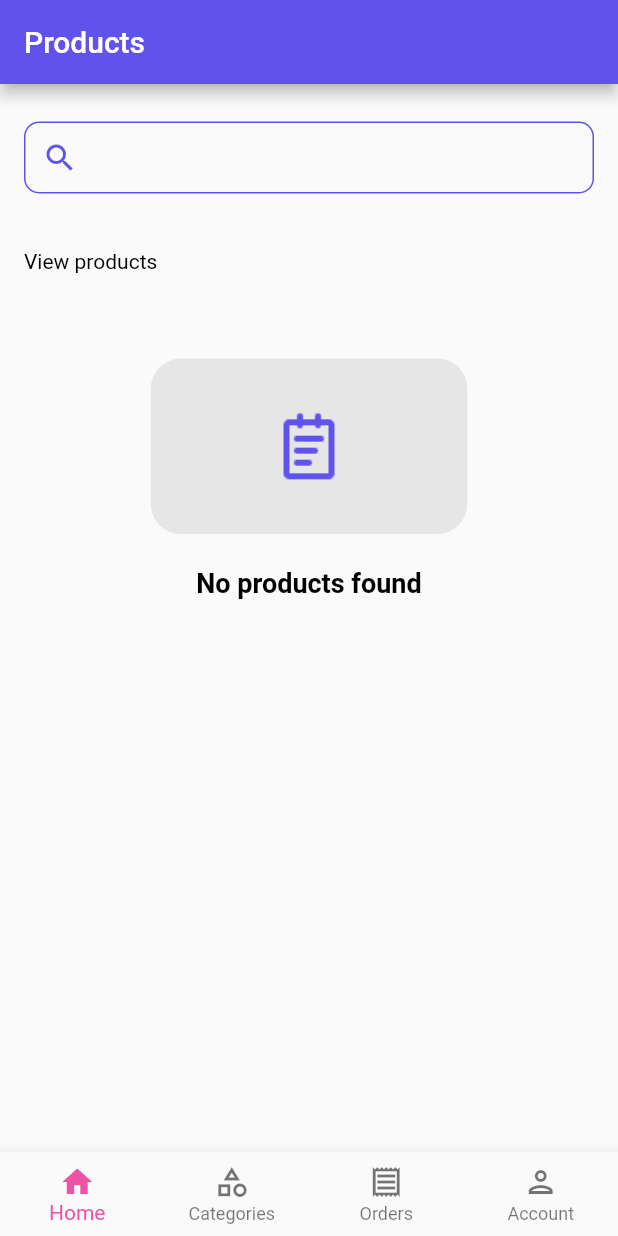
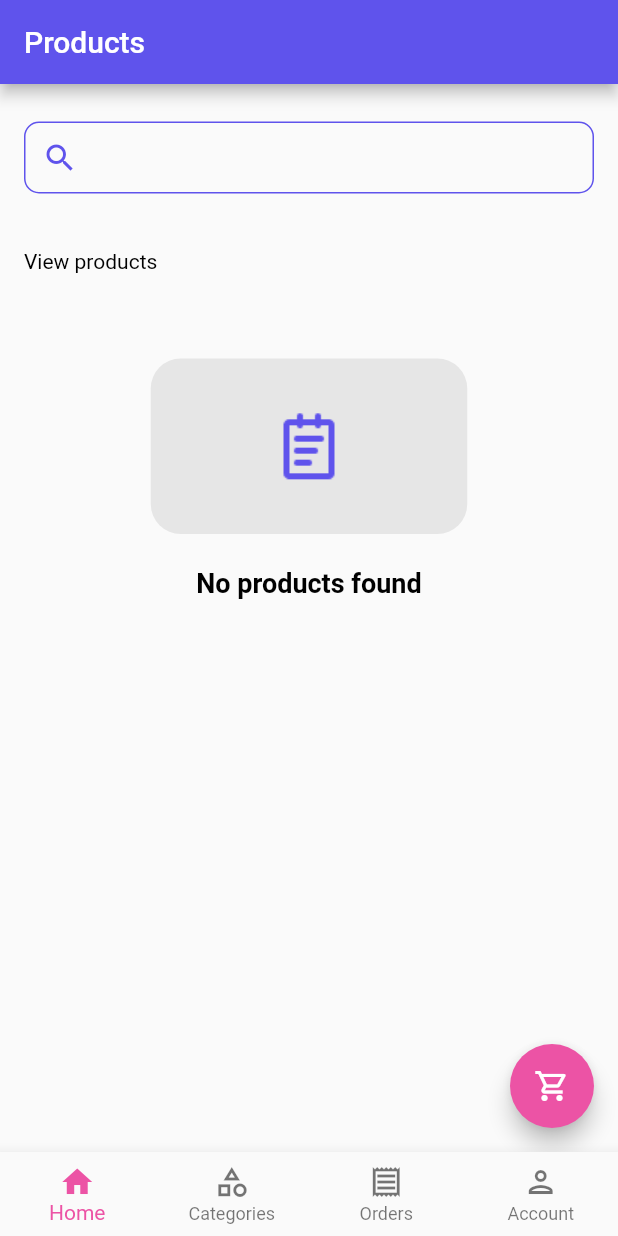
Before and after one commit to SamsonEshipillahPasili/ozcart, a Flutter app: the screen it shows after launch, on a phone screen of 412 x 824 dp. Run offline on Flutter 3.47's test engine with Material 2 defaults, Android fonts, the phone set to English and light mode, and no system bars; our stand-ins replace get.

Commit message:
Added cart FAB icon

```diff
--- a/frontend/ozcart/lib/screens/products_screen.dart
+++ b/frontend/ozcart/lib/screens/products_screen.dart
@@ -43,6 +43,10 @@ class ProductsScreen extends StatelessWidget {
           ],
         ),
       ),
+      floatingActionButton: FloatingActionButton(
+        onPressed: () {},
+        child: Icon(Icons.shopping_cart_outlined),
+      ),
     );
   }
 }
```
